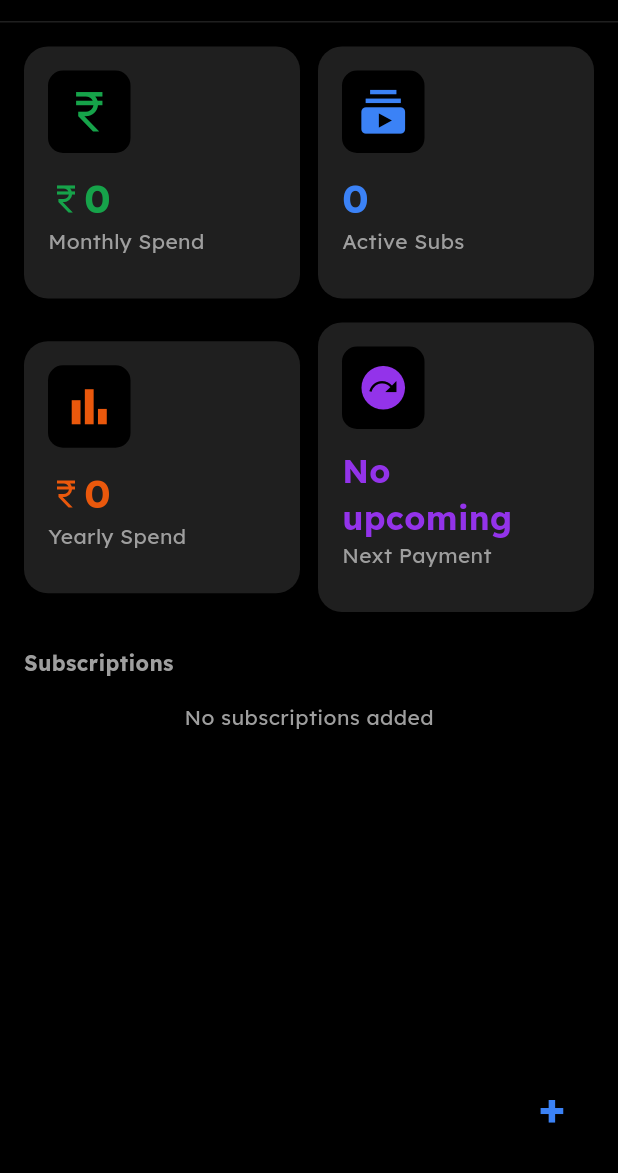
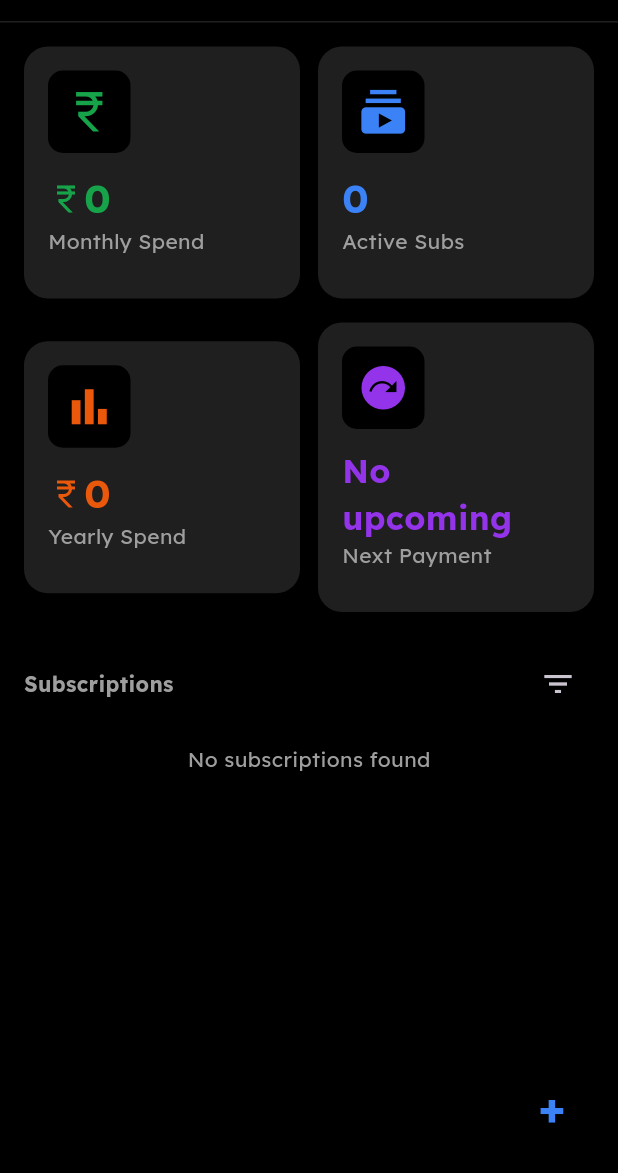
Before and after one commit to Shaikhanas2110/Flutter-Project, a Flutter app: the HomeScreen screen opened by its route, on a phone screen of 412 x 824 dp, the part 63-1236 px from its top. Run offline on Flutter 3.47's test engine with Material 3 defaults, Android fonts, the phone set to English and light mode, and no system bars; our stand-ins replace firebase_auth, firebase_core, firebase_database, fl_chart, flutter_local_notifications, flutter_timezone and 4 more; missing offline and left inert: flutter_app_lock, flutter_displaymode; accounts and stored records are empty.

Commit message:
Filters added for subcriptions

```diff
--- a/lib/views/page/home_page.dart
+++ b/lib/views/page/home_page.dart
@@ -15,6 +15,15 @@ class HomeScreen extends StatefulWidget {
 List<Subscription> subscriptions = [];
 bool isLoading = true;
 int nearestPaymentDays = -1;
+
+enum SubscriptionFilter {
+  priceLowToHigh,
+  priceHighToLow,
+  nameAToZ,
+  nameZToA,
+  upcoming,
+  past,
+}
 
 class HomeScreenState extends State<HomeScreen> {
   Future<void> fetchSubscriptions() async {
@@ -78,6 +87,138 @@ class HomeScreenState extends State<HomeScreen> {
         isLoading = false;
       });
     }
+  }
+
+  SubscriptionFilter? activeFilter;
+
+
+  List<Subscription> get filteredSubscriptions {
+    List<Subscription> list = [...subscriptions];
+
+    switch (activeFilter) {
+      case SubscriptionFilter.priceLowToHigh:
+        list.sort((a, b) => a.cost.compareTo(b.cost));
+        break;
+
+      case SubscriptionFilter.priceHighToLow:
+        list.sort((a, b) => b.cost.compareTo(a.cost));
+        break;
+
+      case SubscriptionFilter.nameAToZ:
+        list.sort((a, b) => a.serviceName.compareTo(b.serviceName));
+        break;
+
+      case SubscriptionFilter.nameZToA:
+        list.sort((a, b) => b.serviceName.compareTo(a.serviceName));
+        break;
+
+      case SubscriptionFilter.upcoming:
+        list = list
+            .where(
+              (s) =>
+                  s.nextPaymentDate != null &&
+                  s.nextPaymentDate!.isAfter(DateTime.now()),
+            )
+            .toList();
+        break;
+
+      case SubscriptionFilter.past:
+        list = list
+            .where(
+              (s) =>
+                  s.nextPaymentDate != null &&
+                  s.nextPaymentDate!.isBefore(DateTime.now()),
+            )
+            .toList();
+        break;
+
+      default:
+        break;
+    }
+
+    return list;
+  }
+
+  void _showFilterSheet(BuildContext context) {
+    showModalBottomSheet(
+      context: context,
+      backgroundColor: Theme.of(context).scaffoldBackgroundColor,
+      shape: RoundedRectangleBorder(
+        borderRadius: BorderRadius.vertical(top: Radius.circular(20)),
+      ),
+      builder: (_) {
+        return Column(
+          mainAxisSize: MainAxisSize.min,
+          children: [
+            _filterTile("Price: Low → High", SubscriptionFilter.priceLowToHigh),
+            _filterTile("Price: High → Low", SubscriptionFilter.priceHighToLow),
+            _filterTile("Name: A → Z", SubscriptionFilter.nameAToZ),
+            _filterTile("Name: Z → A", SubscriptionFilter.nameZToA),
+            _filterTile("Upcoming Payments", SubscriptionFilter.upcoming),
+            _filterTile("Past Subscriptions", SubscriptionFilter.past),
+            ListTile(
+              leading: Icon(Icons.clear),
+              title: Text("Clear Filter"),
+              onTap: () {
+                setState(() => activeFilter = null);
+                Navigator.pop(context);
+              },
+            ),
+          ],
+        );
+      },
+    );
+  }
+
+  Widget _filterTile(String title, SubscriptionFilter filter) {
+    return ListTile(
+      title: Text(title),
+      trailing: activeFilter == filter
+          ? Icon(Icons.check, color: Colors.blue)
+          : null,
+      onTap: () {
+        setState(() => activeFilter = filter);
+        Navigator.pop(context);
+      },
+    );
+  }
+
+  Widget buildSubscriptionsList(BuildContext context) {
+    if (isLoading) {
+      return const Center(child: CircularProgressIndicator());
+    }
+
+    // ✅ THIS IS THE KEY LINE
+    final list = filteredSubscriptions;
+
+    if (list.isEmpty) {
+      return Center(
+        child: Text(
+          "No subscriptions found",
+          style: TextStyle(
+            color: Theme.of(context).textTheme.bodyMedium?.color,
+          ),
+        ),
+      );
+    }
+
+    return ListView.builder(
+      shrinkWrap: true,
+      physics: const NeverScrollableScrollPhysics(),
+      itemCount: list.length, // ✅ USE FILTERED LIST LENGTH
+      itemBuilder: (context, index) {
+        final sub = list[index]; // ✅ USE FILTERED LIST ITEM
+
+        return subscriptionTile(
+          context,
+          sub.serviceName,
+          sub.billingCycle,
+          "₹${sub.cost.toStringAsFixed(0)}",
+          _categoryColor(sub.category),
+          sub.category,
+        );
+      },
+    );
   }
 
   @override
@@ -254,12 +395,21 @@ class HomeScreenState extends State<HomeScreen> {
                 ),
 
                 SizedBox(height: 24),
+                Row(
+                  mainAxisAlignment: MainAxisAlignment.spaceBetween,
+                  children: [
                     Text(
                       'Subscriptions',
                       style: TextStyle(
                         color: Theme.of(context).textTheme.bodyMedium?.color,
                         fontWeight: FontWeight.bold,
                       ),
+                    ),
+                    IconButton(
+                      icon: Icon(Icons.filter_list),
+                      onPressed: () => _showFilterSheet(context),
+                    ),
+                  ],
                 ),
                 SizedBox(height: 16),
 
@@ -338,42 +488,6 @@ Widget summaryCard(
         ),
         const SizedBox(height: 12),
       ],
-    ),
-  );
-}
-
-Widget buildSubscriptionsList(BuildContext context) {
-  if (isLoading) {
-    return const Center(child: CircularProgressIndicator());
-  }
-
-  if (subscriptions.isEmpty) {
-    return Center(
-      child: Text(
-        "No subscriptions added",
-        style: TextStyle(color: Theme.of(context).textTheme.bodyMedium?.color),
-      ),
-    );
-  }
-
-  return Container(
-    decoration: BoxDecoration(color: Theme.of(context).scaffoldBackgroundColor),
-    child: ListView.builder(
-      shrinkWrap: true, // ✅ VERY IMPORTANT
-      physics: const NeverScrollableScrollPhysics(), // ✅ Prevent conflict
-      itemCount: subscriptions.length,
-      itemBuilder: (context, index) {
-        final sub = subscriptions[index];
-
-        return subscriptionTile(
-          context,
-          sub.serviceName,
-          sub.billingCycle,
-          "₹${sub.cost.toStringAsFixed(0)}",
-          _categoryColor(sub.category),
-          sub.category,
-        );
-      },
     ),
   );
 }
```
Lines whose indentation alone changed are shown as unchanged.
